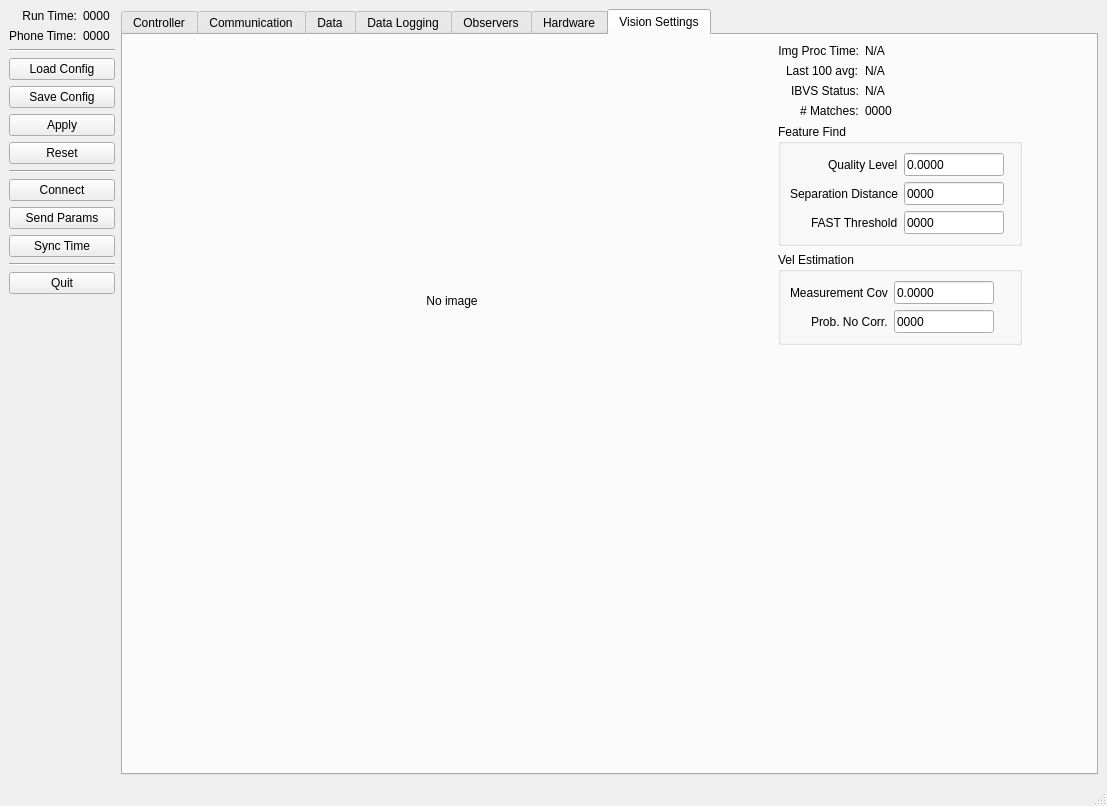
First picture: the form in Leash/src/Leash.ui, repository ryan0270/quadrover, before the edit.
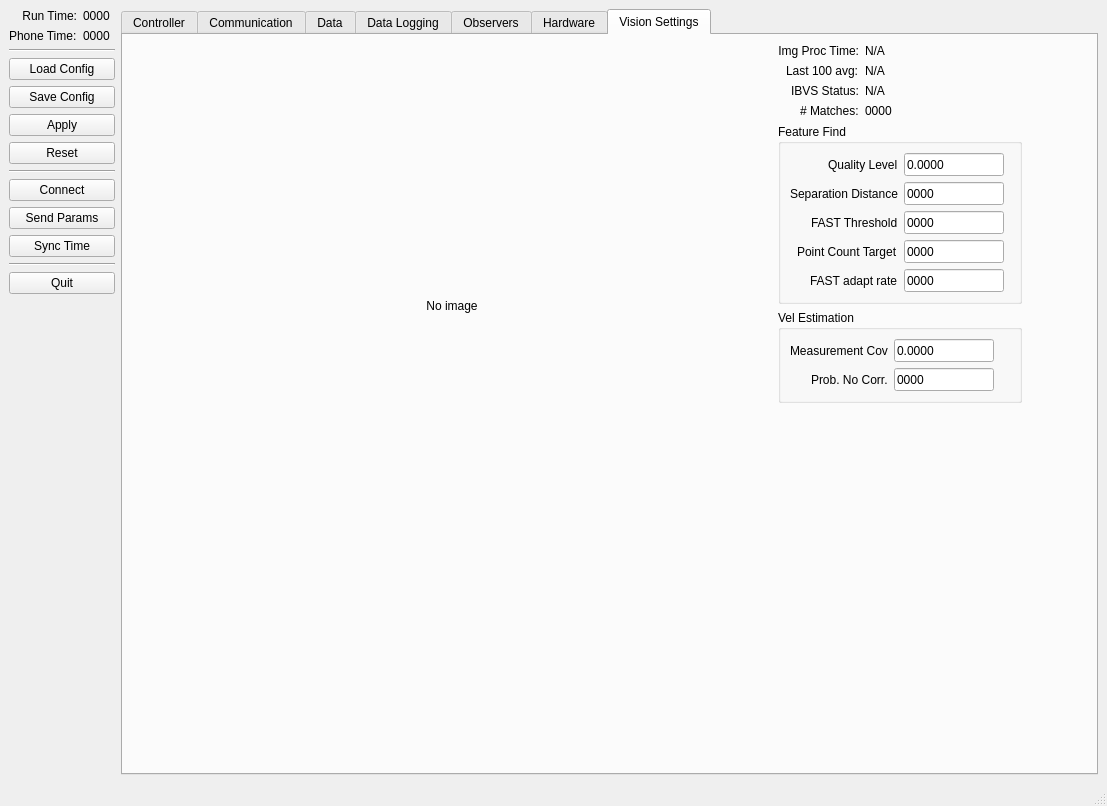
Second picture: the form after the edit.

Commit message: Added a little adaptation to for the FAST threshold to achieve the desired point count. Also fixed sending images.

The edit to the form file:
```diff
--- a/Leash/src/Leash.ui
+++ b/Leash/src/Leash.ui
@@ -2638,6 +2638,70 @@
                </property>
               </widget>
              </item>
+             <item row="4" column="0">
+              <widget class="QLabel" name="label_25">
+               <property name="minimumSize">
+                <size>
+                 <width>0</width>
+                 <height>23</height>
+                </size>
+               </property>
+               <property name="text">
+                <string>FAST adapt rate</string>
+               </property>
+              </widget>
+             </item>
+             <item row="4" column="1">
+              <widget class="QLineEdit" name="txtFeatureFindFASTAdaptRate">
+               <property name="minimumSize">
+                <size>
+                 <width>39</width>
+                 <height>23</height>
+                </size>
+               </property>
+               <property name="maximumSize">
+                <size>
+                 <width>100</width>
+                 <height>100</height>
+                </size>
+               </property>
+               <property name="text">
+                <string>0000</string>
+               </property>
+              </widget>
+             </item>
+             <item row="3" column="0">
+              <widget class="QLabel" name="label_26">
+               <property name="minimumSize">
+                <size>
+                 <width>0</width>
+                 <height>23</height>
+                </size>
+               </property>
+               <property name="text">
+                <string>Point Count Target</string>
+               </property>
+              </widget>
+             </item>
+             <item row="3" column="1">
+              <widget class="QLineEdit" name="txtFeatureFindPointCountTarget">
+               <property name="minimumSize">
+                <size>
+                 <width>39</width>
+                 <height>23</height>
+                </size>
+               </property>
+               <property name="maximumSize">
+                <size>
+                 <width>100</width>
+                 <height>100</height>
+                </size>
+               </property>
+               <property name="text">
+                <string>0000</string>
+               </property>
+              </widget>
+             </item>
             </layout>
            </item>
           </layout>
@@ -2766,7 +2830,7 @@
           <property name="sizeHint" stdset="0">
            <size>
             <width>20</width>
-            <height>196</height>
+            <height>140</height>
            </size>
           </property>
          </spacer>
```
The commit also changes 17 other files.
